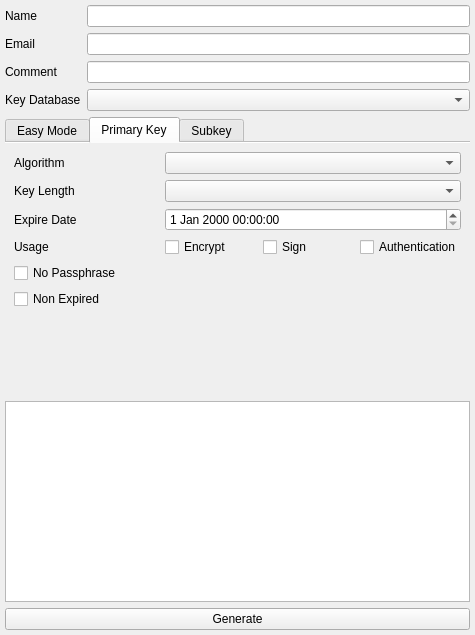
Qt form ui/KeyGenDialog.ui (saturneric/GpgFrontend) before a commit.
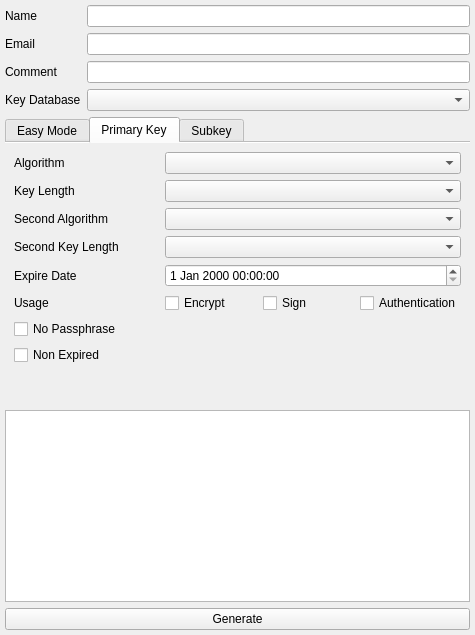
The same form after that commit. The open tabs and pages were chosen to show the change.

Commit message:
feat(keygen): support hybrid primary algos
* Builds hybrid primary algorithm identifiers by appending the selected
  secondary algorithm (e.g., `primary_sub`) for both GnuPG and Rust
  generation paths
* Updates key selection UI to expose "second algorithm" and "second key
  length" fields only when supported, keeping non-hybrid flows unchanged
* Extends easy-mode profiles to persist/load primary sub-algorithm
  settings and validates configs against supported hybrid options
* Improves subkey algorithm sorting for stable, deterministic ordering

```diff
--- a/ui/KeyGenDialog.ui
+++ b/ui/KeyGenDialog.ui
@@ -224,37 +224,16 @@
          <item>
           <layout class="QGridLayout" name="gridLayout_2">
            <item row="2" column="0">
-            <widget class="QLabel" name="pExpireDateLabel">
+            <widget class="QLabel" name="pScndAlgoLabel">
              <property name="text">
-              <string>Expire Date</string>
+              <string>Second Algorithm</string>
              </property>
             </widget>
            </item>
-           <item row="7" column="0" colspan="3">
-            <widget class="QCheckBox" name="pExpireCheckBox">
-             <property name="text">
-              <string>Non Expired</string>
-             </property>
-            </widget>
+           <item row="0" column="1" colspan="2">
+            <widget class="QComboBox" name="pAlgoComboBox"/>
            </item>
-           <item row="2" column="1" colspan="2">
-            <widget class="QDateTimeEdit" name="pExpireDateTimeEdit"/>
-           </item>
-           <item row="0" column="0">
-            <widget class="QLabel" name="pAlgoLabel">
-             <property name="text">
-              <string>Algorithm</string>
-             </property>
-            </widget>
-           </item>
-           <item row="5" column="0">
-            <widget class="QLabel" name="pUsageLabel">
-             <property name="text">
-              <string>Usage</string>
-             </property>
-            </widget>
-           </item>
-           <item row="5" column="1" colspan="2">
+           <item row="7" column="1" colspan="2">
             <layout class="QHBoxLayout" name="horizontalLayout_2">
              <item>
               <widget class="QCheckBox" name="pEncrCheckBox">
@@ -279,10 +258,24 @@
              </item>
             </layout>
            </item>
-           <item row="0" column="1" colspan="2">
-            <widget class="QComboBox" name="pAlgoComboBox"/>
+           <item row="7" column="0">
+            <widget class="QLabel" name="pUsageLabel">
+             <property name="text">
+              <string>Usage</string>
+             </property>
+            </widget>
            </item>
-           <item row="6" column="0" colspan="3">
+           <item row="4" column="0">
+            <widget class="QLabel" name="pExpireDateLabel">
+             <property name="text">
+              <string>Expire Date</string>
+             </property>
+            </widget>
+           </item>
+           <item row="2" column="1" colspan="2">
+            <widget class="QComboBox" name="pScndAlgoComboBox"/>
+           </item>
+           <item row="8" column="0" colspan="3">
             <widget class="QCheckBox" name="noPassphraseCheckBox">
              <property name="text">
               <string>No Passphrase</string>
@@ -296,9 +289,36 @@
              </property>
             </widget>
            </item>
+           <item row="0" column="0">
+            <widget class="QLabel" name="pAlgoLabel">
+             <property name="text">
+              <string>Algorithm</string>
+             </property>
+            </widget>
+           </item>
+           <item row="4" column="1" colspan="2">
+            <widget class="QDateTimeEdit" name="pExpireDateTimeEdit"/>
+           </item>
+           <item row="9" column="0" colspan="3">
+            <widget class="QCheckBox" name="pExpireCheckBox">
+             <property name="text">
+              <string>Non Expired</string>
+             </property>
+            </widget>
+           </item>
            <item row="1" column="1" colspan="2">
             <widget class="QComboBox" name="pKeyLengthComboBox"/>
            </item>
+           <item row="3" column="0">
+            <widget class="QLabel" name="pScndKeyLengthLabel">
+             <property name="text">
+              <string>Second Key Length</string>
+             </property>
+            </widget>
+           </item>
+           <item row="3" column="1" colspan="2">
+            <widget class="QComboBox" name="pScndKeyLengthComboBox"/>
+           </item>
           </layout>
          </item>
          <item>
```
Left out of the diff: 2 changed lines with no effect on the pictures. The commit also changes 7 other files.
